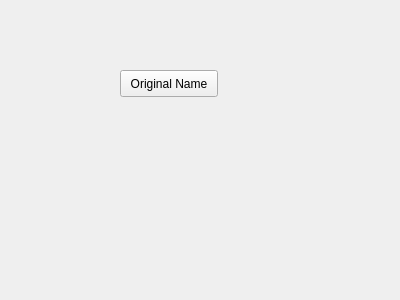
Qt form resource/MCTuner.ui (pryre/rqt_mc_tuner) before a commit.
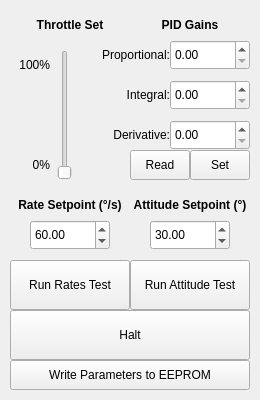
The same form after that commit.

What changed in the file:
```diff
--- a/resource/MCTuner.ui
+++ b/resource/MCTuner.ui
@@ -6,24 +6,347 @@
    <rect>
     <x>0</x>
     <y>0</y>
-    <width>400</width>
-    <height>300</height>
+    <width>260</width>
+    <height>400</height>
    </rect>
   </property>
+  <property name="sizePolicy">
+   <sizepolicy hsizetype="Preferred" vsizetype="Preferred">
+    <horstretch>0</horstretch>
+    <verstretch>0</verstretch>
+   </sizepolicy>
+  </property>
+  <property name="minimumSize">
+   <size>
+    <width>260</width>
+    <height>400</height>
+   </size>
+  </property>
   <property name="windowTitle">
    <string>Form</string>
   </property>
   <widget class="QPushButton" name="Test">
    <property name="geometry">
     <rect>
-     <x>120</x>
-     <y>70</y>
-     <width>98</width>
-     <height>27</height>
+     <x>10</x>
+     <y>260</y>
+     <width>120</width>
+     <height>50</height>
     </rect>
    </property>
    <property name="text">
-    <string>Original Name</string>
+    <string>Run Rates Test</string>
+   </property>
+  </widget>
+  <widget class="QPushButton" name="button_halt">
+   <property name="geometry">
+    <rect>
+     <x>10</x>
+     <y>310</y>
+     <width>240</width>
+     <height>50</height>
+    </rect>
+   </property>
+   <property name="text">
+    <string>Halt</string>
+   </property>
+  </widget>
+  <widget class="QPushButton" name="button_gains_set">
+   <property name="geometry">
+    <rect>
+     <x>190</x>
+     <y>150</y>
+     <width>60</width>
+     <height>30</height>
+    </rect>
+   </property>
+   <property name="text">
+    <string>Set</string>
+   </property>
+  </widget>
+  <widget class="QDoubleSpinBox" name="spinbox_d_gain">
+   <property name="geometry">
+    <rect>
+     <x>170</x>
+     <y>120</y>
+     <width>80</width>
+     <height>30</height>
+    </rect>
+   </property>
+  </widget>
+  <widget class="QDoubleSpinBox" name="spinbox_i_gain">
+   <property name="geometry">
+    <rect>
+     <x>170</x>
+     <y>80</y>
+     <width>80</width>
+     <height>30</height>
+    </rect>
+   </property>
+  </widget>
+  <widget class="QDoubleSpinBox" name="spinbox_p_gain">
+   <property name="geometry">
+    <rect>
+     <x>170</x>
+     <y>40</y>
+     <width>80</width>
+     <height>30</height>
+    </rect>
+   </property>
+  </widget>
+  <widget class="QLabel" name="label_p_gain">
+   <property name="geometry">
+    <rect>
+     <x>90</x>
+     <y>40</y>
+     <width>80</width>
+     <height>30</height>
+    </rect>
+   </property>
+   <property name="text">
+    <string>Proportional:</string>
+   </property>
+   <property name="alignment">
+    <set>Qt::AlignRight|Qt::AlignTrailing|Qt::AlignVCenter</set>
+   </property>
+  </widget>
+  <widget class="QLabel" name="label_d_gain">
+   <property name="geometry">
+    <rect>
+     <x>90</x>
+     <y>120</y>
+     <width>80</width>
+     <height>30</height>
+    </rect>
+   </property>
+   <property name="text">
+    <string>Derivative:</string>
+   </property>
+   <property name="alignment">
+    <set>Qt::AlignRight|Qt::AlignTrailing|Qt::AlignVCenter</set>
+   </property>
+  </widget>
+  <widget class="QLabel" name="label_i_gain">
+   <property name="geometry">
+    <rect>
+     <x>90</x>
+     <y>80</y>
+     <width>80</width>
+     <height>30</height>
+    </rect>
+   </property>
+   <property name="text">
+    <string>Integral:</string>
+   </property>
+   <property name="alignment">
+    <set>Qt::AlignRight|Qt::AlignTrailing|Qt::AlignVCenter</set>
+   </property>
+  </widget>
+  <widget class="QPushButton" name="button_write_parameters">
+   <property name="geometry">
+    <rect>
+     <x>10</x>
+     <y>360</y>
+     <width>240</width>
+     <height>30</height>
+    </rect>
+   </property>
+   <property name="text">
+    <string>Write Parameters to EEPROM</string>
+   </property>
+  </widget>
+  <widget class="QSlider" name="slider_throttle">
+   <property name="geometry">
+    <rect>
+     <x>50</x>
+     <y>50</y>
+     <width>30</width>
+     <height>130</height>
+    </rect>
+   </property>
+   <property name="maximum">
+    <number>100</number>
+   </property>
+   <property name="orientation">
+    <enum>Qt::Vertical</enum>
+   </property>
+  </widget>
+  <widget class="QLabel" name="label_throttle_set">
+   <property name="geometry">
+    <rect>
+     <x>10</x>
+     <y>10</y>
+     <width>120</width>
+     <height>30</height>
+    </rect>
+   </property>
+   <property name="font">
+    <font>
+     <weight>75</weight>
+     <bold>true</bold>
+    </font>
+   </property>
+   <property name="text">
+    <string>Throttle Set</string>
+   </property>
+   <property name="alignment">
+    <set>Qt::AlignCenter</set>
+   </property>
+  </widget>
+  <widget class="QLabel" name="label_pid_gains">
+   <property name="geometry">
+    <rect>
+     <x>130</x>
+     <y>10</y>
+     <width>120</width>
+     <height>30</height>
+    </rect>
+   </property>
+   <property name="font">
+    <font>
+     <weight>75</weight>
+     <bold>true</bold>
+    </font>
+   </property>
+   <property name="text">
+    <string>PID Gains</string>
+   </property>
+   <property name="alignment">
+    <set>Qt::AlignCenter</set>
+   </property>
+  </widget>
+  <widget class="QLabel" name="label_throttle_100">
+   <property name="geometry">
+    <rect>
+     <x>20</x>
+     <y>50</y>
+     <width>30</width>
+     <height>30</height>
+    </rect>
+   </property>
+   <property name="text">
+    <string>100%</string>
+   </property>
+   <property name="alignment">
+    <set>Qt::AlignRight|Qt::AlignTrailing|Qt::AlignVCenter</set>
+   </property>
+  </widget>
+  <widget class="QLabel" name="label_throttle_0">
+   <property name="geometry">
+    <rect>
+     <x>20</x>
+     <y>150</y>
+     <width>30</width>
+     <height>30</height>
+    </rect>
+   </property>
+   <property name="text">
+    <string>0%</string>
+   </property>
+   <property name="alignment">
+    <set>Qt::AlignRight|Qt::AlignTrailing|Qt::AlignVCenter</set>
+   </property>
+  </widget>
+  <widget class="QLabel" name="label_setpoint_rate">
+   <property name="geometry">
+    <rect>
+     <x>10</x>
+     <y>190</y>
+     <width>120</width>
+     <height>30</height>
+    </rect>
+   </property>
+   <property name="font">
+    <font>
+     <weight>75</weight>
+     <bold>true</bold>
+    </font>
+   </property>
+   <property name="text">
+    <string>Rate Setpoint (°/s)</string>
+   </property>
+   <property name="alignment">
+    <set>Qt::AlignCenter</set>
+   </property>
+  </widget>
+  <widget class="QPushButton" name="button_run_test_attitude">
+   <property name="geometry">
+    <rect>
+     <x>130</x>
+     <y>260</y>
+     <width>120</width>
+     <height>50</height>
+    </rect>
+   </property>
+   <property name="text">
+    <string>Run Attitude Test</string>
+   </property>
+  </widget>
+  <widget class="QLabel" name="label_setpoint_attitude">
+   <property name="geometry">
+    <rect>
+     <x>130</x>
+     <y>190</y>
+     <width>120</width>
+     <height>30</height>
+    </rect>
+   </property>
+   <property name="font">
+    <font>
+     <weight>75</weight>
+     <bold>true</bold>
+    </font>
+   </property>
+   <property name="text">
+    <string>Attitude Setpoint (°)</string>
+   </property>
+   <property name="alignment">
+    <set>Qt::AlignCenter</set>
+   </property>
+  </widget>
+  <widget class="QDoubleSpinBox" name="spinbox_setpoint_attitude">
+   <property name="geometry">
+    <rect>
+     <x>150</x>
+     <y>220</y>
+     <width>80</width>
+     <height>30</height>
+    </rect>
+   </property>
+   <property name="maximum">
+    <double>180.000000000000000</double>
+   </property>
+   <property name="value">
+    <double>30.000000000000000</double>
+   </property>
+  </widget>
+  <widget class="QDoubleSpinBox" name="spinbox_setpoint_rate">
+   <property name="geometry">
+    <rect>
+     <x>30</x>
+     <y>220</y>
+     <width>80</width>
+     <height>30</height>
+    </rect>
+   </property>
+   <property name="maximum">
+    <double>720.000000000000000</double>
+   </property>
+   <property name="value">
+    <double>60.000000000000000</double>
+   </property>
+  </widget>
+  <widget class="QPushButton" name="button_gains_read">
+   <property name="geometry">
+    <rect>
+     <x>130</x>
+     <y>150</y>
+     <width>60</width>
+     <height>30</height>
+    </rect>
+   </property>
+   <property name="text">
+    <string>Read</string>
    </property>
   </widget>
  </widget>
```
Left out of the diff: 4 changed lines with no effect on the pictures.
